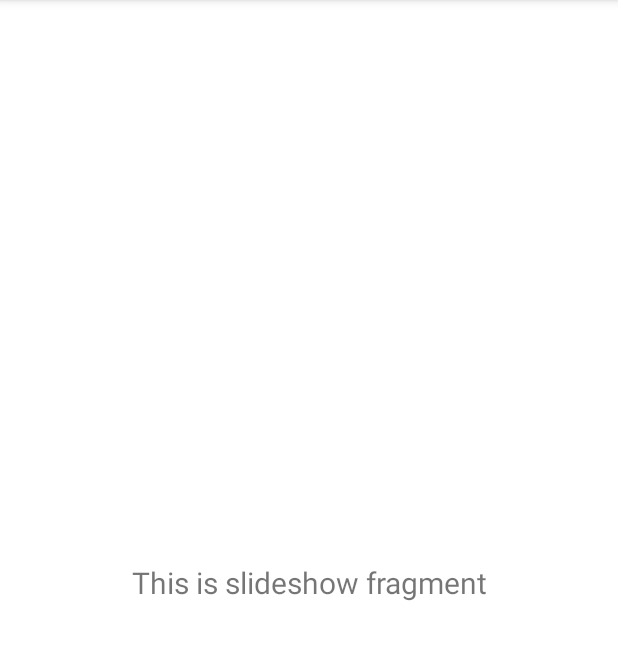
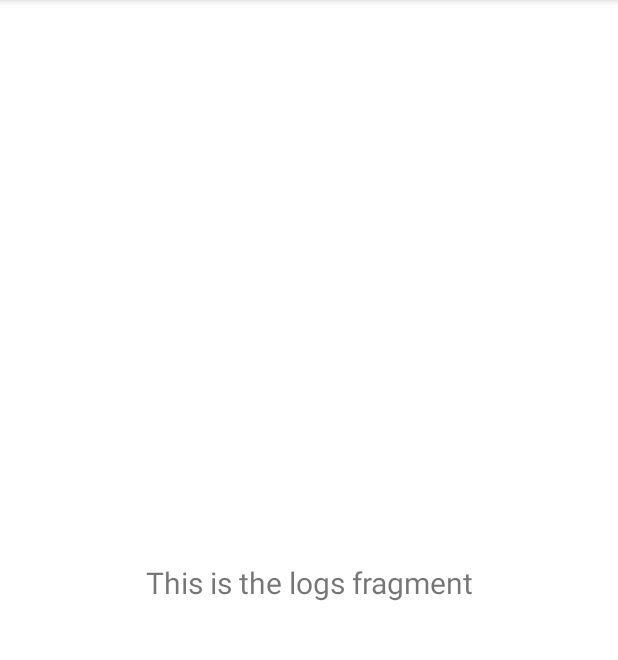
Before and after one commit to vcabardo/Gardyn, an Android app: the fragment LogFragment shown on its own in the app's theme, on a phone screen of 412 x 824 dp, the part 84-744 px from its top. Run offline under Robolectric (Android 15) with nearby library versions, the light colour scheme and no system bars.

Commit message:
Removed some of the unecessary generated code. There is now a section for users to place logs/journal entries as a part of our diary based study. In the future the Log Fragment will need to be updated with areas for user input and intents for emailing journal entries to a separate email for data collection purposes.

```diff
--- a/app/src/main/java/com/example/gardyn/MainActivity.java
+++ b/app/src/main/java/com/example/gardyn/MainActivity.java
@@ -39,7 +39,7 @@ public class MainActivity extends AppCompatActivity {
         // Passing each menu ID as a set of Ids because each
         // menu should be considered as top level destinations.
         mAppBarConfiguration = new AppBarConfiguration.Builder(
-                R.id.nav_home, R.id.nav_gallery, R.id.nav_slideshow)
+                R.id.nav_home, R.id.nav_logs)
                 .setDrawerLayout(drawer)
                 .build();
         NavController navController = Navigation.findNavController(this, R.id.nav_host_fragment);
--- a/app/src/main/java/com/example/gardyn/ui/slideshow/SlideshowFragment.java
+++ b/app/src/main/java/com/example/gardyn/ui/logs/LogFragment.java
@@ -1,4 +1,4 @@
-package com.example.gardyn.ui.slideshow;
+package com.example.gardyn.ui.logs;
 
 import android.os.Bundle;
 import android.view.LayoutInflater;
@@ -14,17 +14,17 @@ import androidx.lifecycle.ViewModelProvider;
 
 import com.example.gardyn.R;
 
-public class SlideshowFragment extends Fragment {
+public class LogFragment extends Fragment {
 
-    private SlideshowViewModel slideshowViewModel;
+    private LogViewModel logViewModel;
 
     public View onCreateView(@NonNull LayoutInflater inflater,
                              ViewGroup container, Bundle savedInstanceState) {
-        slideshowViewModel =
-                new ViewModelProvider(this).get(SlideshowViewModel.class);
-        View root = inflater.inflate(R.layout.fragment_slideshow, container, false);
-        final TextView textView = root.findViewById(R.id.text_slideshow);
-        slideshowViewModel.getText().observe(getViewLifecycleOwner(), new Observer<String>() {
+        logViewModel =
+                new ViewModelProvider(this).get(LogViewModel.class);
+        View root = inflater.inflate(R.layout.fragment_logs, container, false);
+        final TextView textView = root.findViewById(R.id.text_logs);
+        logViewModel.getText().observe(getViewLifecycleOwner(), new Observer<String>() {
             @Override
             public void onChanged(@Nullable String s) {
                 textView.setText(s);
--- a/app/src/main/java/com/example/gardyn/ui/gallery/GalleryViewModel.java
+++ b/app/src/main/java/com/example/gardyn/ui/logs/LogViewModel.java
@@ -1,16 +1,16 @@
-package com.example.gardyn.ui.gallery;
+package com.example.gardyn.ui.logs;
 
 import androidx.lifecycle.LiveData;
 import androidx.lifecycle.MutableLiveData;
 import androidx.lifecycle.ViewModel;
 
-public class GalleryViewModel extends ViewModel {
+public class LogViewModel extends ViewModel {
 
     private MutableLiveData<String> mText;
 
-    public GalleryViewModel() {
+    public LogViewModel() {
         mText = new MutableLiveData<>();
-        mText.setValue("This is gallery fragment");
+        mText.setValue("This is the logs fragment");
     }
 
     public LiveData<String> getText() {
--- a/app/src/main/java/com/example/gardyn/ui/slideshow/SlideshowViewModel.java
+++ /dev/null
@@ -1,19 +0,0 @@
-package com.example.gardyn.ui.slideshow;
-
-import androidx.lifecycle.LiveData;
-import androidx.lifecycle.MutableLiveData;
-import androidx.lifecycle.ViewModel;
-
-public class SlideshowViewModel extends ViewModel {
-
-    private MutableLiveData<String> mText;
-
-    public SlideshowViewModel() {
-        mText = new MutableLiveData<>();
-        mText.setValue("This is slideshow fragment");
-    }
-
-    public LiveData<String> getText() {
-        return mText;
-    }
-}
--- a/app/src/main/res/layout/fragment_slideshow.xml
+++ b/app/src/main/res/layout/fragment_logs.xml
@@ -4,10 +4,10 @@
     xmlns:tools="http://schemas.android.com/tools"
     android:layout_width="match_parent"
     android:layout_height="match_parent"
-    tools:context=".ui.slideshow.SlideshowFragment">
+    tools:context=".ui.logs.LogFragment">
 
     <TextView
-        android:id="@+id/text_slideshow"
+        android:id="@+id/text_logs"
         android:layout_width="match_parent"
         android:layout_height="wrap_content"
         android:layout_marginStart="8dp"
@@ -19,4 +19,7 @@
         app:layout_constraintEnd_toEndOf="parent"
         app:layout_constraintStart_toStartOf="parent"
         app:layout_constraintTop_toTopOf="parent" />
+
+
+
 </androidx.constraintlayout.widget.ConstraintLayout>
--- a/app/src/main/res/values/strings.xml
+++ b/app/src/main/res/values/strings.xml
@@ -8,6 +8,5 @@
     <string name="action_settings">Settings</string>
 
     <string name="menu_home">Home</string>
-    <string name="menu_gallery">Gallery</string>
-    <string name="menu_slideshow">Slideshow</string>
+    <string name="menu_logs">Logs</string>
 </resources>
```
Also changed, not shown: app/src/main/java/com/example/gardyn/ui/gallery/GalleryFragment.java (deleted, +0 -35 lines), app/src/main/res/layout/fragment_gallery.xml (deleted, +0 -22 lines), app/src/main/res/menu/activity_main_drawer.xml (+2 -6 lines), app/src/main/res/navigation/mobile_navigation.xml (+4 -10 lines).
